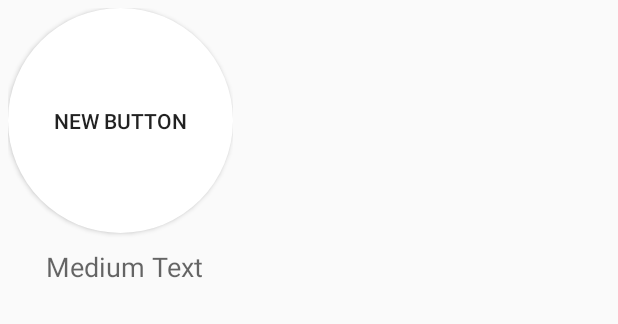
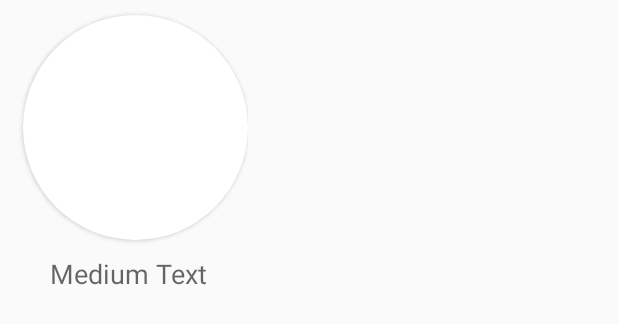
Before and after one commit to MobileDarurat/MoDar, an Android app: the layout grid_single.xml on its own in the app's theme, with its tools: preview values and no code run, on a phone screen of 412 x 824 dp. Shown: the top 324 px of the screen. Run offline under Robolectric (Android 15) with nearby library versions, the phone set to English and light mode, and no system bars.

Commit message:
initial commmit

```diff
--- a/app/src/main/res/layout/grid_single.xml
+++ b/app/src/main/res/layout/grid_single.xml
@@ -3,22 +3,25 @@
     xmlns:tools="http://schemas.android.com/tools"
     android:layout_width="wrap_content"
     android:layout_height="wrap_content"
-    android:padding="5dp"
-    android:orientation="vertical">
+    android:paddingLeft="5dp"
+    android:orientation="vertical"
+    android:descendantFocusability="blocksDescendants">
 
     <Button
-        android:layout_width="wrap_content"
-        android:layout_height="wrap_content"
-        android:text="New Button"
+        android:layout_width="150dp"
+        android:layout_height="150dp"
         android:id="@+id/btnGrid"
-        android:background="@drawable/button_bg_round"/>
+        android:background="@drawable/button_bg_round"
+        android:layout_marginTop="10dp"
+        android:layout_marginLeft="10dp" />
 
     <TextView
-        android:layout_width="wrap_content"
-        android:layout_height="wrap_content"
+        android:layout_width="match_parent"
+        android:layout_height="match_parent"
         android:textAppearance="?android:attr/textAppearanceMedium"
         android:text="Medium Text"
         android:id="@+id/txtGrid"
-        android:paddingLeft="25dp"
-        android:paddingTop="10dp"/>
+        android:gravity="center"
+        android:paddingTop="10dp"
+        android:paddingBottom="10dp"/>
 </LinearLayout>
```
Also changed, not shown: app/src/main/res/layout/activity_main.xml (+4 -6 lines), app/src/main/ic_ambulance-web.png (added), app/src/main/ic_derek-web.png (added), app/src/main/ic_fire-web.png (added), app/src/main/ic_pam-web.png (added), app/src/main/ic_pln-web.png (added), app/src/main/ic_police-web.png (added).
